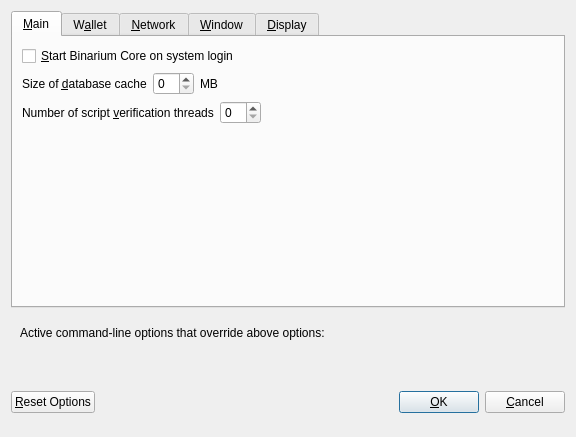
This is src/qt/forms/optionsdialog.ui in binariumpay/binarium as Qt 5 draws it before an edit. The edited form follows.
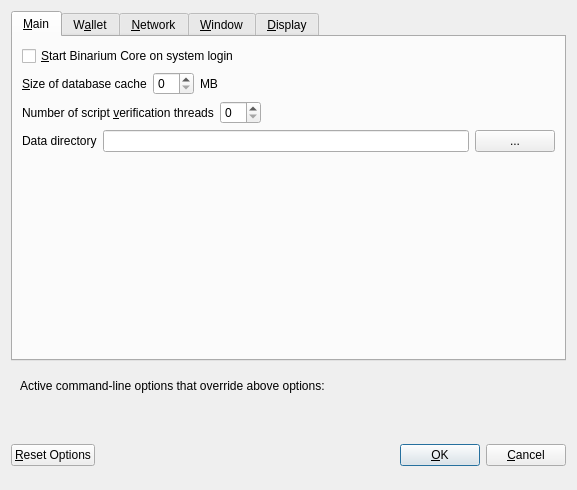
This is the edited form. Custom widgets are drawn as their Qt base class.

Commit message: Configurable random memory accesses hard hashing algorithm. Ability to set Data-directory from GUI. Window close confirmation.

```diff
--- a/src/qt/forms/optionsdialog.ui
+++ b/src/qt/forms/optionsdialog.ui
@@ -6,8 +6,8 @@
    <rect>
     <x>0</x>
     <y>0</y>
-    <width>576</width>
-    <height>402</height>
+    <width>577</width>
+    <height>490</height>
    </rect>
   </property>
   <property name="windowTitle">
@@ -42,7 +42,7 @@
          <item>
           <widget class="QLabel" name="databaseCacheLabel">
            <property name="text">
-            <string>Size of &amp;database cache</string>
+            <string>&amp;Size of database cache</string>
            </property>
            <property name="textFormat">
             <enum>Qt::PlainText</enum>
@@ -117,6 +117,62 @@
          </item>
         </layout>
        </item>
+       <item>
+        <layout class="QHBoxLayout" name="horizontalLayout_2">
+         <property name="sizeConstraint">
+          <enum>QLayout::SetMaximumSize</enum>
+         </property>
+         <property name="topMargin">
+          <number>0</number>
+         </property>
+         <item>
+          <widget class="QLabel" name="label_4">
+           <property name="text">
+            <string>Data directory</string>
+           </property>
+          </widget>
+         </item>
+         <item>
+          <widget class="QLineEdit" name="edDataDir">
+           <property name="maximumSize">
+            <size>
+             <width>800</width>
+             <height>36</height>
+            </size>
+           </property>
+          </widget>
+         </item>
+         <item>
+          <widget class="QPushButton" name="btDataDir">
+           <property name="maximumSize">
+            <size>
+             <width>84</width>
+             <height>36</height>
+            </size>
+           </property>
+           <property name="text">
+            <string>...</string>
+           </property>
+           <property name="autoDefault">
+            <bool>true</bool>
+           </property>
+           <property name="default">
+            <bool>false</bool>
+           </property>
+           <property name="flat">
+            <bool>false</bool>
+           </property>
+          </widget>
+         </item>
+        </layout>
+       </item>
+       <item>
+        <widget class="QLabel" name="lbDataDirMessage">
+         <property name="text">
+          <string/>
+         </property>
+        </widget>
+       </item>
        <item>
         <spacer name="verticalSpacer_Main">
          <property name="orientation">
```
Left out of the diff: 8 changed lines with no effect on the pictures. The commit also changes 69 other files.
